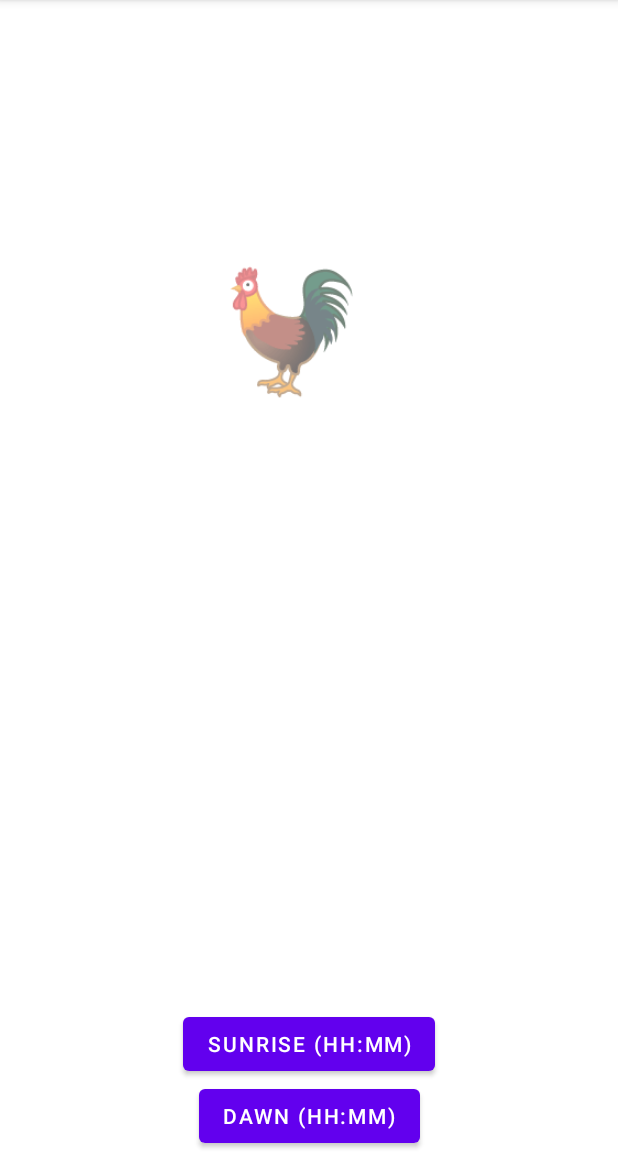
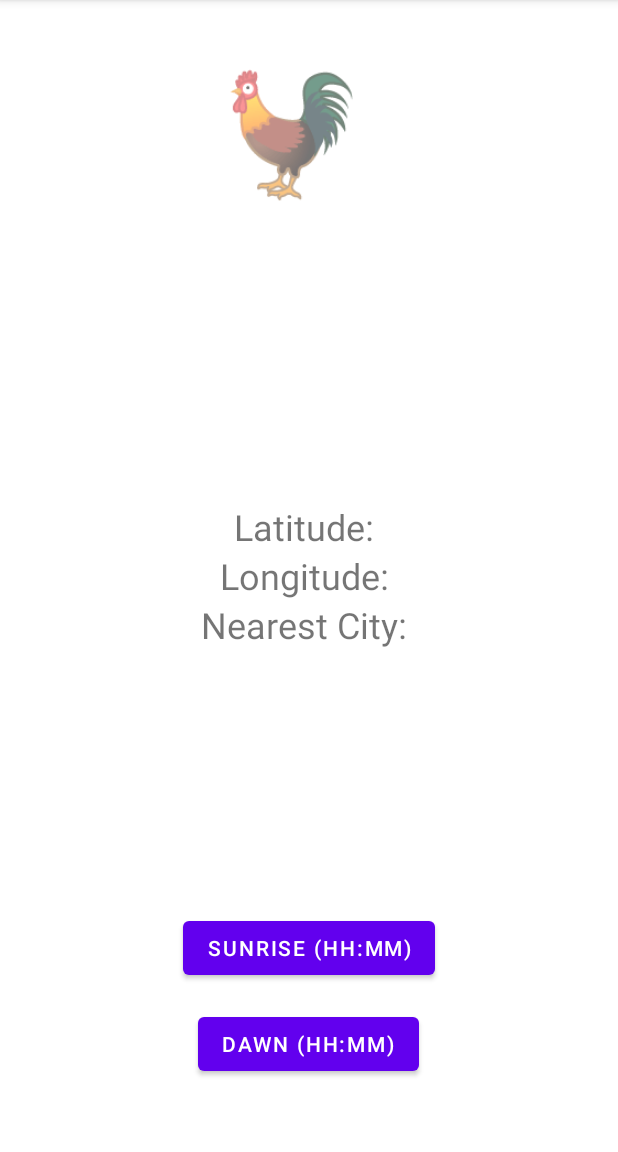
Before and after one commit to RoosterClock/Rooster, an Android app: the screen it shows after launch (MainActivity), on a phone screen of 412 x 824 dp, the part 84-1236 px from its top. Run offline under Robolectric (Android 15) with nearby library versions, the phone set to English and light mode, and no system bars.

Commit message:
Update layout

```diff
--- a/app/src/main/res/layout/activity_main.xml
+++ b/app/src/main/res/layout/activity_main.xml
@@ -1,21 +1,68 @@
 <?xml version="1.0" encoding="utf-8"?>
-<androidx.constraintlayout.widget.ConstraintLayout
+<RelativeLayout
     xmlns:android="http://schemas.android.com/apk/res/android"
-    xmlns:app="http://schemas.android.com/apk/res-auto"
     android:layout_width="match_parent"
     android:layout_height="match_parent">
 
+    <!-- Part 1: Rooster emoji -->
     <TextView
         android:id="@+id/rooster_emoji"
         android:layout_width="128dp"
         android:layout_height="128dp"
         android:text="🐓"
         android:textSize="80sp"
-        app:layout_constraintStart_toStartOf="parent"
-        app:layout_constraintEnd_toEndOf="parent"
-        app:layout_constraintTop_toTopOf="parent"
-        app:layout_constraintBottom_toTopOf="@id/sunrise_button"
-        app:layout_constraintVertical_bias="0.3"/>
+        android:layout_centerHorizontal="true"
+        android:layout_marginTop="32dp"
+        android:layout_alignParentTop="true"/>
+
+    <!-- Part 2: Latitude, Longitude and Nearest City -->
+    <LinearLayout
+        android:id="@+id/location_info_layout"
+        android:layout_width="match_parent"
+        android:layout_height="wrap_content"
+        android:orientation="vertical"
+        android:gravity="center"
+        android:layout_marginTop="32dp"
+        android:layout_below="@id/rooster_emoji"
+        android:layout_above="@id/buttons_layout"
+        android:layout_alignParentStart="true"
+        android:layout_alignParentEnd="true">
+
+        <TextView
+            android:id="@+id/location_latitude"
+            android:layout_width="wrap_content"
+            android:layout_height="wrap_content"
+            android:text="Latitude: "
+            android:textSize="24sp"/>
+
+        <TextView
+            android:id="@+id/location_longitude"
+            android:layout_width="wrap_content"
+            android:layout_height="wrap_content"
+            android:text="Longitude: "
+            android:textSize="24sp"/>
+
+        <TextView
+            android:id="@+id/city_info"
+            android:layout_width="wrap_content"
+            android:layout_height="wrap_content"
+            android:text="Nearest City: "
+            android:textSize="24sp"/>
+
+    </LinearLayout>
+
+    <!-- Part 3: Dawn and Sunrise buttons -->
+    <LinearLayout
+        android:id="@+id/buttons_layout"
+        android:layout_width="match_parent"
+        android:layout_height="wrap_content"
+        android:orientation="vertical"
+        android:gravity="center"
+        android:layout_marginTop="32dp"
+        android:layout_marginBottom="32dp"
+        android:layout_alignParentBottom="true"
+        android:layout_alignParentStart="true"
+        android:layout_alignParentEnd="true">
 
         <Button
             android:id="@+id/sunrise_button"
@@ -23,10 +70,7 @@
             android:layout_height="wrap_content"
             android:text="Sunrise (HH:MM)"
             android:onClick="setSunriseAlarm"
-        app:layout_constraintStart_toStartOf="parent"
-        app:layout_constraintEnd_toEndOf="parent"
-        app:layout_constraintBottom_toTopOf="@id/dawn_button"
-        app:layout_constraintVertical_bias="0.5"/>
+            android:layout_marginBottom="16dp"/>
 
         <Button
             android:id="@+id/dawn_button"
@@ -34,9 +78,8 @@
             android:layout_height="wrap_content"
             android:text="Dawn (HH:MM)"
             android:onClick="setDawnAlarm"
-        app:layout_constraintStart_toStartOf="parent"
-        app:layout_constraintEnd_toEndOf="parent"
-        app:layout_constraintBottom_toBottomOf="parent"
-        app:layout_constraintVertical_bias="0.7"/>
+            android:layout_marginBottom="16dp"/>
 
-</androidx.constraintlayout.widget.ConstraintLayout>
+    </LinearLayout>
+
+</RelativeLayout>
```
Lines whose indentation alone changed are shown as unchanged.
